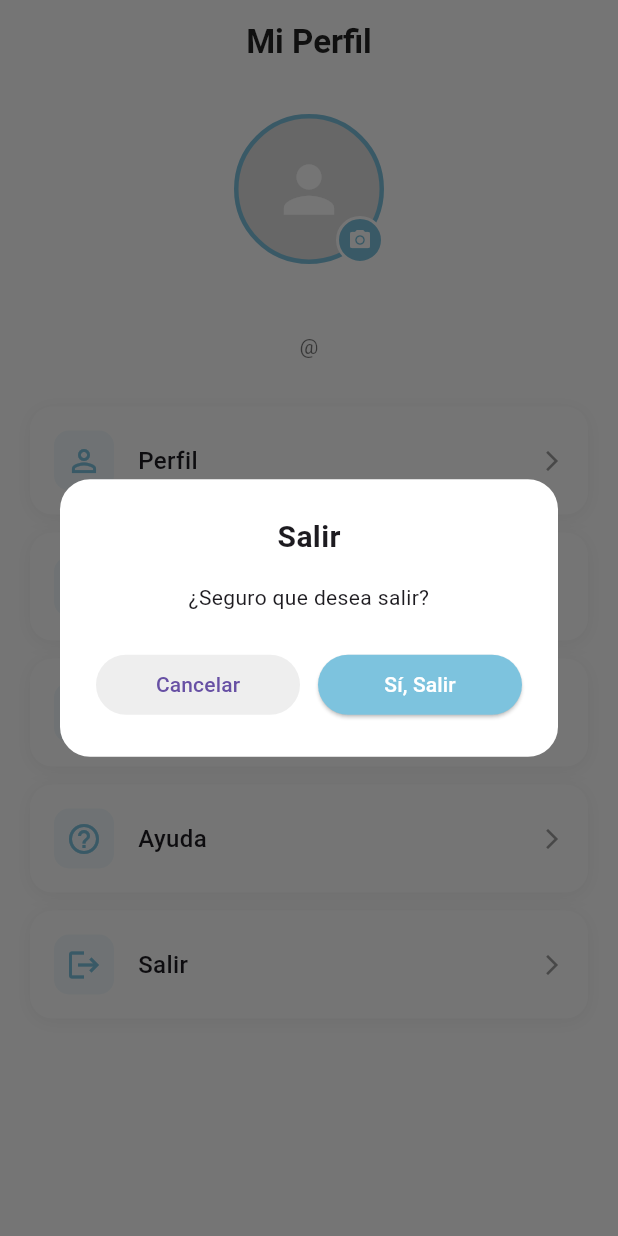
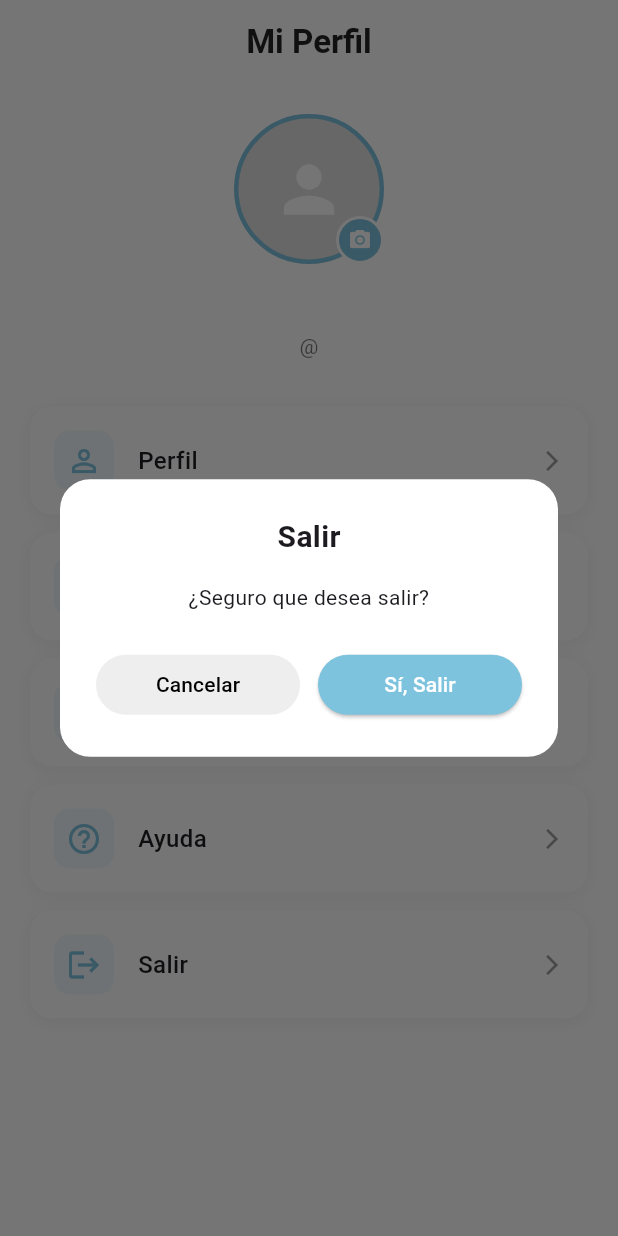
Before and after one commit to codehred/vital-track-mobile, a Flutter app: the ProfilePage screen opened by its route, after a tap on "Salir", on a phone screen of 412 x 824 dp. Run offline on Flutter 3.47's test engine with Material 3 defaults, Android fonts, the phone set to English and light mode, and no system bars; our stand-ins replace cloud_firestore, firebase_auth, firebase_core, flutter_local_notifications, image_picker, shared_preferences; missing offline and left inert: health; accounts and stored records are empty; Roboto replaces fonts that are missing (Arial).

Commit message:
actualización

```diff
--- a/lib/screens/configuration_page.dart
+++ b/lib/screens/configuration_page.dart
@@ -38,7 +38,6 @@ class ConfigurationPage extends StatelessWidget {
             title: const Text('Cambiar Contraseña'),
             trailing: const Icon(Icons.arrow_forward_ios, size: 16),
             onTap: () {
-              // Verificamos que el email no sea nulo antes de navegar
               if (userEmail != null) {
                 Navigator.push(
                   context,
@@ -64,9 +63,7 @@ class ConfigurationPage extends StatelessWidget {
               style: TextStyle(color: Colors.red),
             ),
             trailing: const Icon(Icons.arrow_forward_ios, size: 16),
-            onTap: () {
-              //agregar funcionalidad de borrar cuenta
-            },
+            onTap: () {},
           ),
         ],
       ),
--- a/lib/screens/edit_profile_page.dart
+++ b/lib/screens/edit_profile_page.dart
@@ -41,18 +41,16 @@ class _EditProfilePageState extends State<EditProfilePage> {
       if (userData.exists && mounted) {
         setState(() {
           _nameController.text = userData['nombre'] ?? '';
-          _userController.text = userData['username'] ?? '';
+          _userController.text = userData['usuario'] ?? '';
           _emailController.text = user.email ?? '';
           _birthController.text = userData['fecha_nacimiento'] ?? '';
         });
       } else {
-        // Si el documento no existe en Firestore, al menos cargamos el email del Auth
         _emailController.text = user.email ?? '';
       }
     } catch (e) {
       debugPrint("Error al cargar datos: $e");
     } finally {
-      // El bloque finally asegura que el círculo de carga desaparezca siempre
       if (mounted) {
         setState(() => _isLoading = false);
       }
--- a/lib/screens/profile_page.dart
+++ b/lib/screens/profile_page.dart
@@ -43,7 +43,7 @@ class _ProfilePageState extends State<ProfilePage> {
         if (userData.exists) {
           setState(() {
             _userName = userData['nombre'] ?? "Sin nombre";
-            _userTag = "@${userData['username'] ?? 'usuario'}";
+            _userTag = "@${userData['usuario'] ?? 'usuario'}";
             _isLoading = false;
           });
         }
@@ -154,7 +154,10 @@ class _ProfilePageState extends State<ProfilePage> {
                         style: TextButton.styleFrom(
                           backgroundColor: Colors.grey[200],
                         ),
-                        child: const Text('Cancelar'),
+                        child: const Text(
+                          'Cancelar',
+                          style: TextStyle(color: Colors.black),
+                        ),
                       ),
                     ),
                     const SizedBox(width: 12),
@@ -162,14 +165,17 @@ class _ProfilePageState extends State<ProfilePage> {
                       child: ElevatedButton(
                         onPressed: () async {
                           await FirebaseAuth.instance.signOut();
+
+                          if (!mounted) return;
+
                           Navigator.pushNamedAndRemoveUntil(
                             context,
-                            '/login',
+                            '/',
                             (route) => false,
                           );
                         },
                         style: ElevatedButton.styleFrom(
-                          backgroundColor: primaryBlue,
+                          backgroundColor: const Color(0xFF7DC3DE),
                         ),
                         child: const Text(
                           'Sí, Salir',
@@ -244,7 +250,7 @@ class _ProfilePageState extends State<ProfilePage> {
                     fontSize: 20,
                     fontWeight: FontWeight.bold,
                   ),
-                ), // Nombre real
+                ),
                 const SizedBox(height: 4),
                 Text(
                   _userTag,
--- a/lib/screens/register.dart
+++ b/lib/screens/register.dart
@@ -79,7 +79,6 @@ class _RegisterState extends State<Register> {
     String confirmPass = _confirmPasswordController.text;
     String deviceId = _deviceIdController.text.trim();
 
-    // Validaciones locales básicas
     if (name.isEmpty ||
         username.isEmpty ||
         email.isEmpty ||
@@ -164,7 +163,7 @@ class _RegisterState extends State<Register> {
             _buildTextField("Nombre Completo *", _nameController, Icons.person),
             _buildTextField(
               "Usuario *",
-              _nameController,
+              _usernameController,
               Icons.person,
               hint: "Ej: user123",
             ),
```
Also changed, not shown: lib/screens/dashboard.dart (+14 -12 lines), 1 other file.
